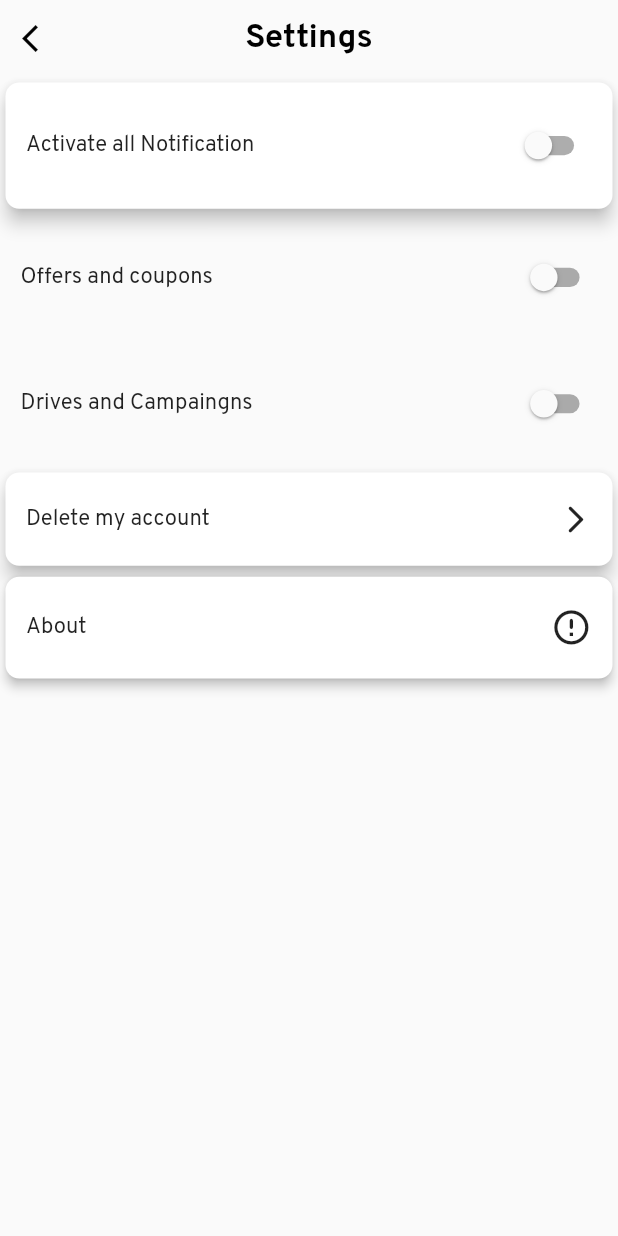
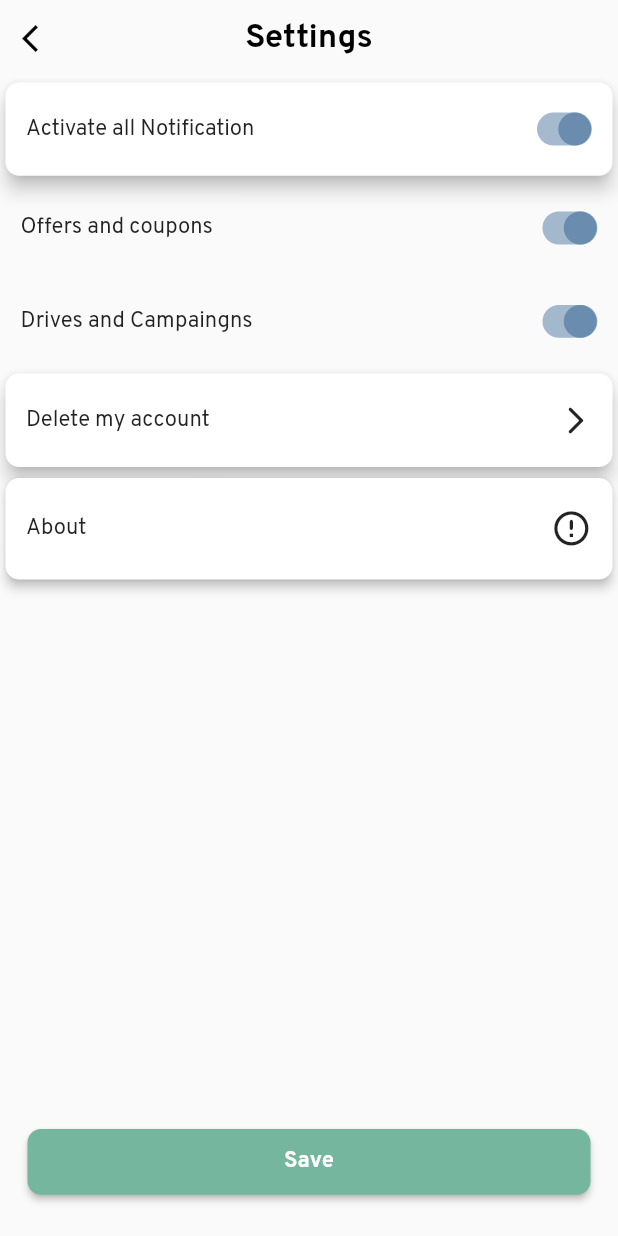
Before and after one commit to tejastamkar/freemorsel, a Flutter app: the SettingsScreen screen opened directly, on a phone screen of 412 x 824 dp. Run offline on Flutter 3.47's test engine with Material 2 defaults, Android fonts, the phone set to English and light mode, and no system bars; drawn by our look-alikes of flutter_switch; our stand-ins replace animated_splash_screen, carousel_indicator, carousel_slider, cloud_firestore, firebase_auth, firebase_core and 12 more; accounts and stored records are empty; project files that could hold a hidden picture were left out.

Commit message:
notificaton on setting screen added

```diff
--- a/lib/Screens/settings.dart
+++ b/lib/Screens/settings.dart
@@ -1,6 +1,9 @@
 // ignore_for_file: prefer_const_constructors
 
+import 'package:cloud_firestore/cloud_firestore.dart';
+import 'package:firebase_auth/firebase_auth.dart';
 import 'package:flutter/material.dart';
+import 'package:flutter_switch/flutter_switch.dart';
 import 'package:freemorsel/theme/deftheme.dart';
 
 class SettingsScreen extends StatefulWidget {
@@ -11,9 +14,35 @@ class SettingsScreen extends StatefulWidget {
 }
 
 class _SettingsState extends State<SettingsScreen> {
+  checkfun() {
+    if (offers && drivecamp) {
+      setState(() {
+        notification = true;
+      });
+    } else {
+      setState(() {
+        notification = false;
+      });
+    }
+  }
+
+  update() async {
+    await FirebaseFirestore.instance
+        .collection("Users")
+        .doc(FirebaseAuth.instance.currentUser!.uid.toString())
+        .update({
+      "notification": notification,
+      "offernotification": offers,
+      "drivecampnotification": drivecamp,
+    });
+  }
+
+  bool notification = true;
+  bool offers = true;
+  bool drivecamp = true;
   @override
   Widget build(BuildContext context) {
-    bool notification = false;
+    checkfun();
     return Scaffold(
       appBar: AppBar(
           elevation: 0,
@@ -39,130 +68,165 @@ class _SettingsState extends State<SettingsScreen> {
       body: Column(
         children: [
           Card(
-              shape: RoundedRectangleBorder(
-                  borderRadius: BorderRadius.circular(10)),
+            shape:
+                RoundedRectangleBorder(borderRadius: BorderRadius.circular(10)),
             elevation: 5,
             child: Padding(
-                padding:
-                    const EdgeInsets.symmetric(vertical: 22, horizontal: 15),
+              padding: const EdgeInsets.symmetric(vertical: 22, horizontal: 15),
               child: Row(
                 mainAxisAlignment: MainAxisAlignment.spaceBetween,
                 children: [
                   Text(
                     "Activate all Notification",
-                      style:
-                          TextStyle(fontSize: 16, fontWeight: FontWeight.w400),
+                    style: TextStyle(fontSize: 16, fontWeight: FontWeight.w400),
                   ),
-                    Switch(
-                      // This bool value toggles the switch.
+                  FlutterSwitch(
                     value: notification,
-                      activeColor: primary3Color,
-                      onChanged: (bool value) {
-                        // This is called when the user toggles the switch.
+                    padding: 0,
+                    height: 24,
+                    width: 40,
+                    activeColor: Color(
+                      0x996a8caf,
+                    ),
+                    activeToggleColor: primary3Color,
+                    inactiveColor: Colors.grey,
+                    onToggle: ((value) {
+                      if (value) {
                         setState(() {
+                          offers = true;
+                          drivecamp = true;
                           notification = value;
                         });
-                      },
+                      } else {
+                        setState(() {
+                          offers = false;
+                          drivecamp = false;
+                          notification = value;
+                        });
+                      }
+                    }),
                   )
                 ],
               ),
             ),
           ),
-
           Padding(
-              padding:
-                  const EdgeInsets.symmetric(vertical: 22, horizontal: 15),
+            padding: const EdgeInsets.symmetric(vertical: 22, horizontal: 15),
             child: Row(
               mainAxisAlignment: MainAxisAlignment.spaceBetween,
               children: [
                 Text(
                   "Offers and coupons",
-                    style:
-                        TextStyle(fontSize: 16, fontWeight: FontWeight.w400),
+                  style: TextStyle(fontSize: 16, fontWeight: FontWeight.w400),
                 ),
-                  Switch(
-                    // This bool value toggles the switch.
-                    value: notification,
-                    activeColor: primary3Color,
-                    onChanged: (bool value) {
-                      // This is called when the user toggles the switch.
+                FlutterSwitch(
+                  value: offers,
+                  padding: 0,
+                  height: 24,
+                  width: 40,
+                  activeColor: Color(
+                    0x996a8caf,
+                  ),
+                  activeToggleColor: primary3Color,
+                  inactiveColor: Colors.grey,
+                  onToggle: ((value) {
                     setState(() {
-                        notification = value;
+                      offers = value;
                     });
-                    },
+                  }),
                 )
               ],
             ),
           ),
-
           Padding(
-              padding:
-                  const EdgeInsets.symmetric(vertical: 22, horizontal: 15),
+            padding: const EdgeInsets.symmetric(vertical: 22, horizontal: 15),
             child: Row(
               mainAxisAlignment: MainAxisAlignment.spaceBetween,
               children: [
                 Text(
                   "Drives and Campaingns",
-                    style:
-                        TextStyle(fontSize: 16, fontWeight: FontWeight.w400),
+                  style: TextStyle(fontSize: 16, fontWeight: FontWeight.w400),
                 ),
-                  Switch(
-                    // This bool value toggles the switch.
-                    value: notification,
-                    activeColor: primary3Color,
-                    onChanged: (bool value) {
-                      // This is called when the user toggles the switch.
+                FlutterSwitch(
+                  value: drivecamp,
+                  padding: 0,
+                  height: 24,
+                  width: 40,
+                  activeColor: Color(
+                    0x996a8caf,
+                  ),
+                  activeToggleColor: primary3Color,
+                  inactiveColor: Colors.grey,
+                  onToggle: ((value) {
                     setState(() {
-                        notification = value;
+                      drivecamp = value;
                     });
-                    },
+                  }),
                 )
               ],
             ),
           ),
-
           Card(
-              shape: RoundedRectangleBorder(
-                  borderRadius: BorderRadius.circular(10)),
+            shape:
+                RoundedRectangleBorder(borderRadius: BorderRadius.circular(10)),
             elevation: 5,
             child: Padding(
-                padding:
-                    const EdgeInsets.symmetric(vertical: 22, horizontal: 15),
+              padding: const EdgeInsets.symmetric(vertical: 22, horizontal: 15),
               child: Row(
                 mainAxisAlignment: MainAxisAlignment.spaceBetween,
                 children: const [
                   Text(
                     "Delete my account",
-                      style:
-                          TextStyle(fontSize: 16, fontWeight: FontWeight.w400),
+                    style: TextStyle(fontSize: 16, fontWeight: FontWeight.w400),
                   ),
                   Icon(Icons.arrow_forward_ios_rounded)
                 ],
               ),
             ),
           ),
-
           Card(
-              shape: RoundedRectangleBorder(
-                  borderRadius: BorderRadius.circular(10)),
+            shape:
+                RoundedRectangleBorder(borderRadius: BorderRadius.circular(10)),
             elevation: 3,
             child: Padding(
-                padding:
-                    const EdgeInsets.symmetric(vertical: 22, horizontal: 15),
+              padding: const EdgeInsets.symmetric(vertical: 22, horizontal: 15),
               child: Row(
                 mainAxisAlignment: MainAxisAlignment.spaceBetween,
                 children: const [
                   Text(
                     "About",
-                      style:
-                          TextStyle(fontSize: 16, fontWeight: FontWeight.w400),
+                    style: TextStyle(fontSize: 16, fontWeight: FontWeight.w400),
                   ),
-                    Icon(Icons.error_outline_rounded, size: 30,)
+                  Icon(
+                    Icons.error_outline_rounded,
+                    size: 30,
+                  )
                 ],
               ),
             ),
           ),
         ],
-        ));
+      ),
+      bottomNavigationBar: Padding(
+        padding: const EdgeInsets.symmetric(horizontal: 20, vertical: 30),
+        child: SizedBox(
+          height: 48,
+          child: ElevatedButton(
+              onPressed: () => update(),
+              style: ElevatedButton.styleFrom(
+                shape: RoundedRectangleBorder(
+                    borderRadius: BorderRadius.circular(10)),
+                backgroundColor: primary2Color,
+              ),
+              child: const Text(
+                "Save",
+                style: TextStyle(
+                    color: Colors.white,
+                    fontWeight: FontWeight.w700,
+                    fontSize: 16),
+              )),
+        ),
+      ),
+    );
   }
 }
--- a/lib/api/checkuser.dart
+++ b/lib/api/checkuser.dart
@@ -33,5 +33,8 @@ newUserLogin() async {
     "Points": 0,
     "level": 0,
     "token": fcmToken,
+    "notifiacation": false,
+    "offernotification": false,
+    "drivecampnotification": false
   });
 }
--- a/pubspec.yaml
+++ b/pubspec.yaml
@@ -54,6 +54,7 @@ dependencies:
   firebase_analytics: ^10.1.0
   flutter_local_notifications: ^13.0.0
   flutter_svg_provider: ^1.0.3
+  flutter_switch: ^0.3.2
 
   # The following adds the Cupertino Icons font to your application.
   # Use with the CupertinoIcons class for iOS style icons.
```
Also changed, not shown: pubspec.lock. Lines whose indentation alone changed are shown as unchanged.
